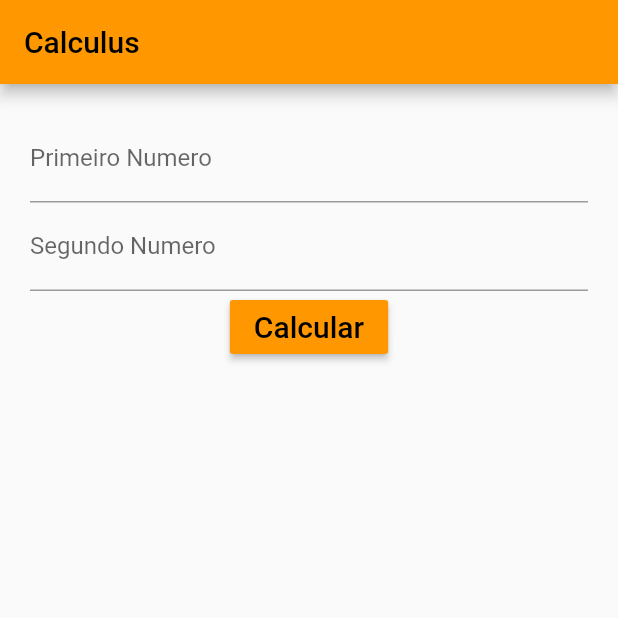
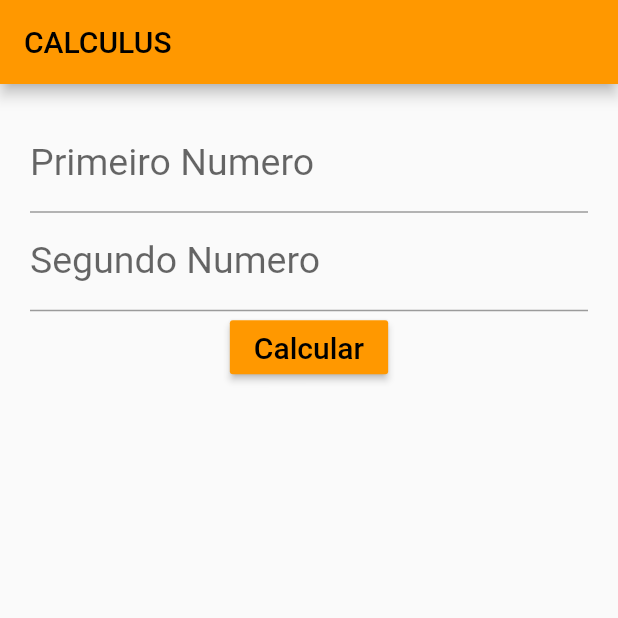
Before and after one commit to ErisvaldoCorreia/Flutter-TreinaWeb, a Flutter app: the FlutterTreinaweb screen opened directly, on a phone screen of 412 x 824 dp, the top half of it. Run offline on Flutter 3.47's test engine with Material 2 defaults, Android fonts, the phone set to English and light mode, and no system bars.

Commit message:
Refatorando o Code

```diff
--- /dev/null
+++ b/lib/intro_main.dart
@@ -0,0 +1,117 @@
+///
+/// Código escrito por Erisvaldo Correia
+/// Treinamento Básico em Flutter - 2020
+/// Curso - Flutter Fundamentos TreinaWeb
+///
+
+import 'package:flutter/material.dart';
+
+void main(){
+  runApp(new MaterialApp(
+    debugShowCheckedModeBanner: false,
+    title: 'Calculus Treinaweb',
+    home: FlutterTreinaweb(),
+  ));
+}
+
+/// Criação da classe estática com Flutter e Dart
+class FlutterTreinaweb extends StatelessWidget {
+
+  double numero1 = 0.0;
+  double numero2 = 0.0;
+
+  @override
+  Widget build(BuildContext context) {
+
+    /// Construção do Primeiro Input
+    TextField primeiroInput = new TextField(
+      decoration: InputDecoration(
+          labelText: 'Primeiro Numero',
+          labelStyle: TextStyle(fontSize: 25)
+      ),
+      keyboardType: TextInputType.number,
+      onChanged: (valor) {
+        try {
+          numero1 = double.parse(valor);
+        } catch (ex){
+          numero1 = 0.0;
+        }
+      },
+    );
+
+    /// Construção do Segundo Input
+    TextField segundoInput = new TextField(
+      decoration: InputDecoration(
+          labelText: 'Segundo Numero',
+          labelStyle: TextStyle(fontSize: 25)
+      ),
+      keyboardType: TextInputType.number,
+      onChanged: (valor) {
+        try {
+          numero2 = double.parse(valor);
+        } catch (ex) {
+          numero2 = 0.0;
+        }
+      },
+    );
+
+    /// Botão para exibir os calculos necessários
+    RaisedButton calculus = new RaisedButton(
+      color: Colors.orange,
+      child: Text('Calcular',
+        style: TextStyle(
+          color: Colors.black,
+          fontSize: 20,
+        ),
+      ),
+      onPressed: (){
+        double add = numero1 + numero2;
+        double sub = numero1 - numero2;
+        double div = numero1 / numero2;
+        double mult = numero1 * numero2;
+        AlertDialog resultado = new AlertDialog(
+          title: Text('Resultados'),
+          content: Text(
+              "Adição = $add \n\n"
+                  "Subtração = $sub \n\n"
+                  "Divisão = $div \n\n"
+                  "Multiplicação = $mult \n\n"
+          ),
+        );
+        showDialog(
+          context: context,
+          child: resultado,
+        );
+      },
+    );
+
+    /// Criando o Container hierarquico da aplicação
+    Container meuContainer = new Container(
+      padding: EdgeInsets.all(20),
+      child: Column(
+        children: <Widget>[
+          primeiroInput,
+          segundoInput,
+          calculus,
+        ],
+      ),
+    );
+
+    AppBar appbar = new AppBar(
+      title: Text('CALCULUS',
+        style: TextStyle(color: Colors.black),
+      ),
+      backgroundColor: Colors.orange,
+
+    );
+
+    Scaffold scaffold = new Scaffold(
+      appBar: appbar,
+      body: meuContainer,
+    );
+
+    return scaffold;
+
+  }
+
+}
```
Also changed, not shown: lib/main.dart (+91 -84 lines), pubspec.lock, 1 other file.
